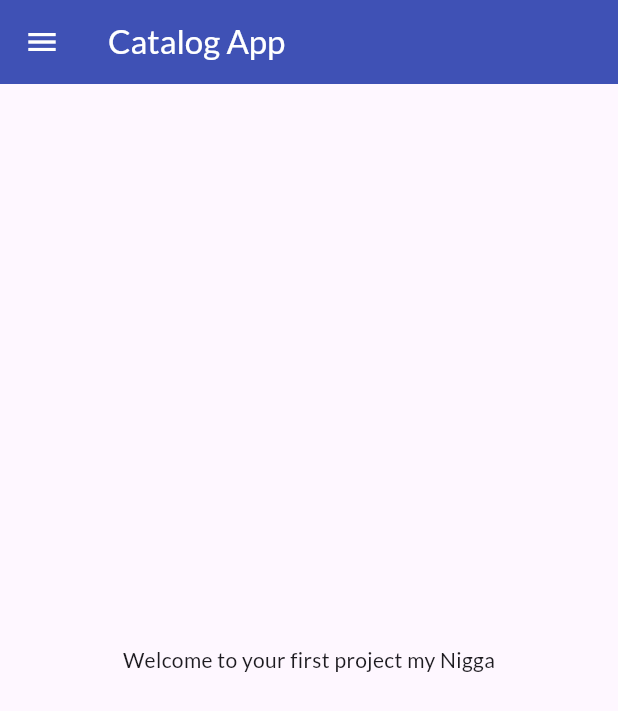
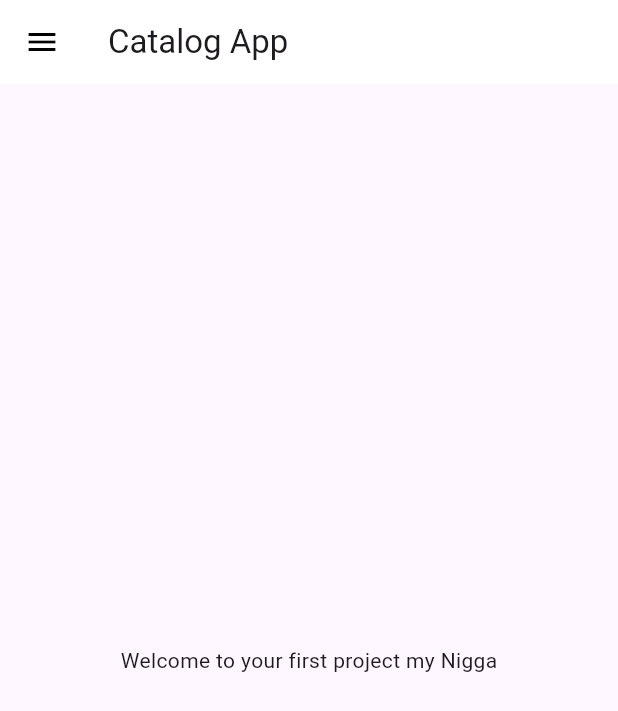
Before and after one commit to Goku289/FlutterAppPractice, a Flutter app: the screen it shows after launch, on a phone screen of 412 x 824 dp. Shown: the top 711 px of the screen. Run offline on Flutter 3.47's test engine with Material 3 defaults, Android fonts, the phone set to English and light mode, and no system bars; our stand-ins replace google_fonts.

Commit message:
Theme Extracted

```diff
--- a/lib/main.dart
+++ b/lib/main.dart
@@ -2,7 +2,7 @@ import 'package:flutter/material.dart';
 import 'package:flutter_catalog/pages/home_page.dart';
 import 'package:flutter_catalog/pages/login_page.dart';
 import 'package:flutter_catalog/util/routes.dart';
-import 'package:google_fonts/google_fonts.dart';
+import 'package:flutter_catalog/widgets/themes.dart';
 
 void main() {
   runApp(MyApp());
@@ -14,10 +14,8 @@ class MyApp extends StatelessWidget {
     return MaterialApp(
       debugShowCheckedModeBanner: false,
       themeMode: ThemeMode.light,
-      theme: ThemeData(
-          fontFamily: GoogleFonts.lato().fontFamily,
-          primarySwatch: Colors.deepPurple),
-      darkTheme: ThemeData(brightness: Brightness.dark),
+      theme: MyTheme.lightTheme(context),
+      darkTheme: MyTheme.darkTheme(context),
       initialRoute: MyRoutes.homepage,
       routes: {
         "/": (context) => LoginPage(),
--- a/lib/pages/home_page.dart
+++ b/lib/pages/home_page.dart
@@ -6,12 +6,9 @@ class MyHomePage extends StatelessWidget {
   Widget build(BuildContext context) {
     return Scaffold(
       appBar: AppBar(
-        iconTheme: IconThemeData(color: Colors.white),
         title: Text(
           "Catalog App",
-          style: TextStyle(color: Colors.white),
         ),
-        backgroundColor: Colors.indigo,
       ),
       body: Center(
         child: Container(
--- /dev/null
+++ b/lib/widgets/themes.dart
@@ -0,0 +1,18 @@
+import 'package:flutter/material.dart';
+import 'package:google_fonts/google_fonts.dart';
+
+class MyTheme {
+  static ThemeData lightTheme(BuildContext context) => ThemeData(
+        fontFamily: GoogleFonts.lato().fontFamily,
+        primarySwatch: Colors.deepPurple,
+        appBarTheme: AppBarTheme(
+          color: Colors.white,
+          elevation: 0.0,
+          iconTheme: IconThemeData(color: Colors.black),
+        ),
+        textTheme: Theme.of(context).textTheme,
+      );
+
+  static ThemeData darkTheme(BuildContext context) =>
+      ThemeData(brightness: Brightness.dark);
+}
```
